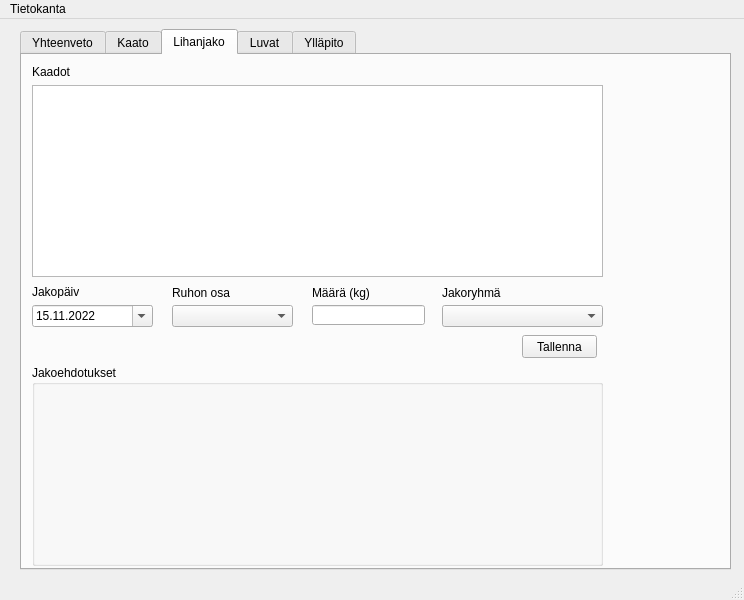
This is MultipageMainWindow.ui in TimoKuukka/hirviporukka_app as Qt 5 draws it before an edit. The edited form follows.
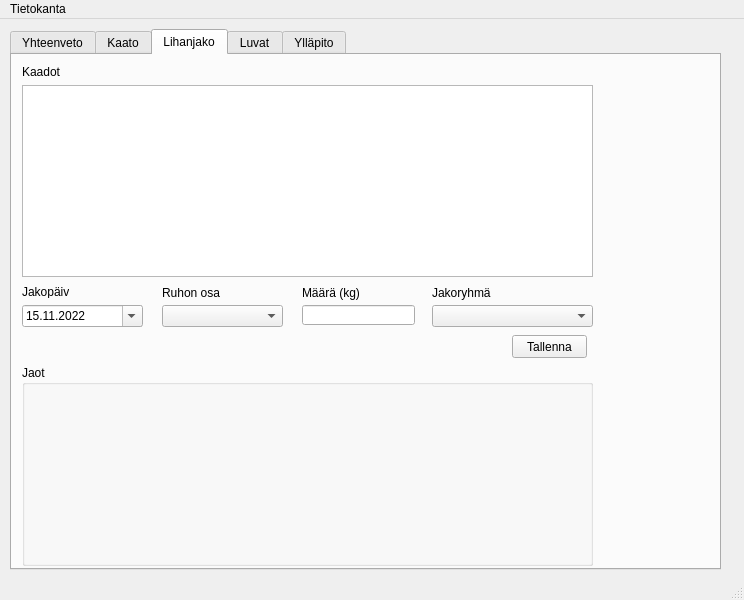
This is the edited form. The open tabs and pages were chosen to show the change.

Commit message:
Update meat share
MeatShare-> current
meat part -> read data

Diff of the .ui file:
```diff
--- a/MultipageMainWindow.ui
+++ b/MultipageMainWindow.ui
@@ -17,7 +17,7 @@
    <widget class="QTabWidget" name="tabWidget">
     <property name="geometry">
      <rect>
-      <x>20</x>
+      <x>10</x>
       <y>10</y>
       <width>711</width>
       <height>541</height>
@@ -540,7 +540,7 @@
        </rect>
       </property>
       <property name="title">
-       <string>Jakoehdotukset</string>
+       <string>Jaot</string>
       </property>
      </widget>
     </widget>
```
Left out of the diff: 8 changed lines with no effect on the pictures. The commit also changes 1 other file.
